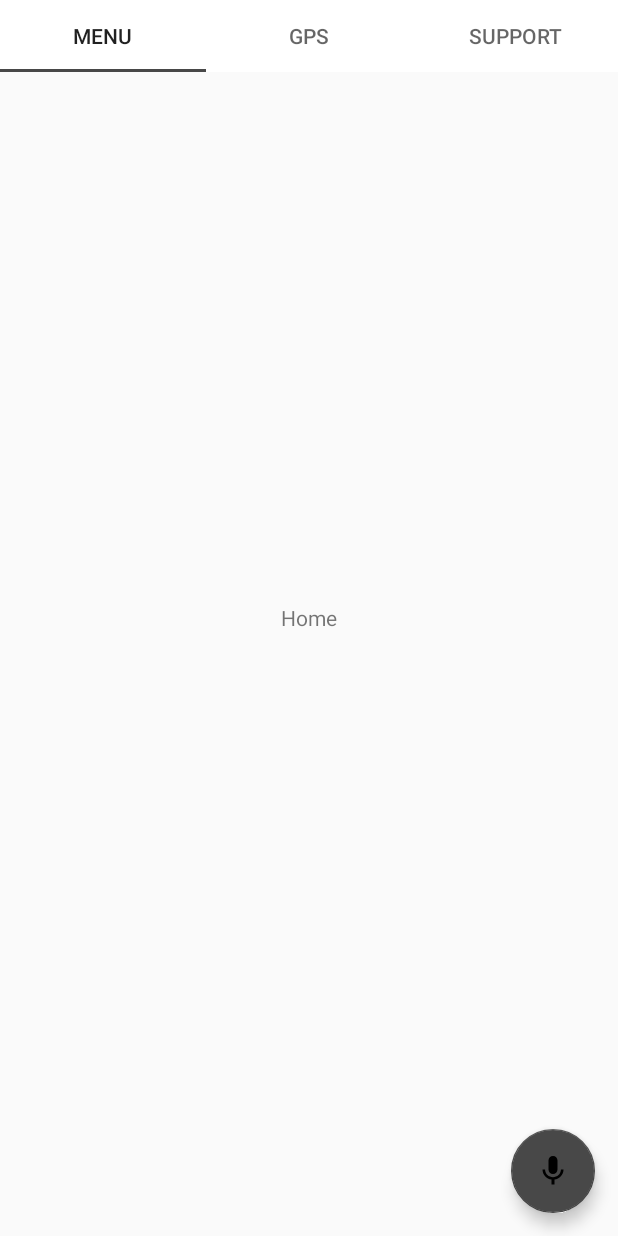
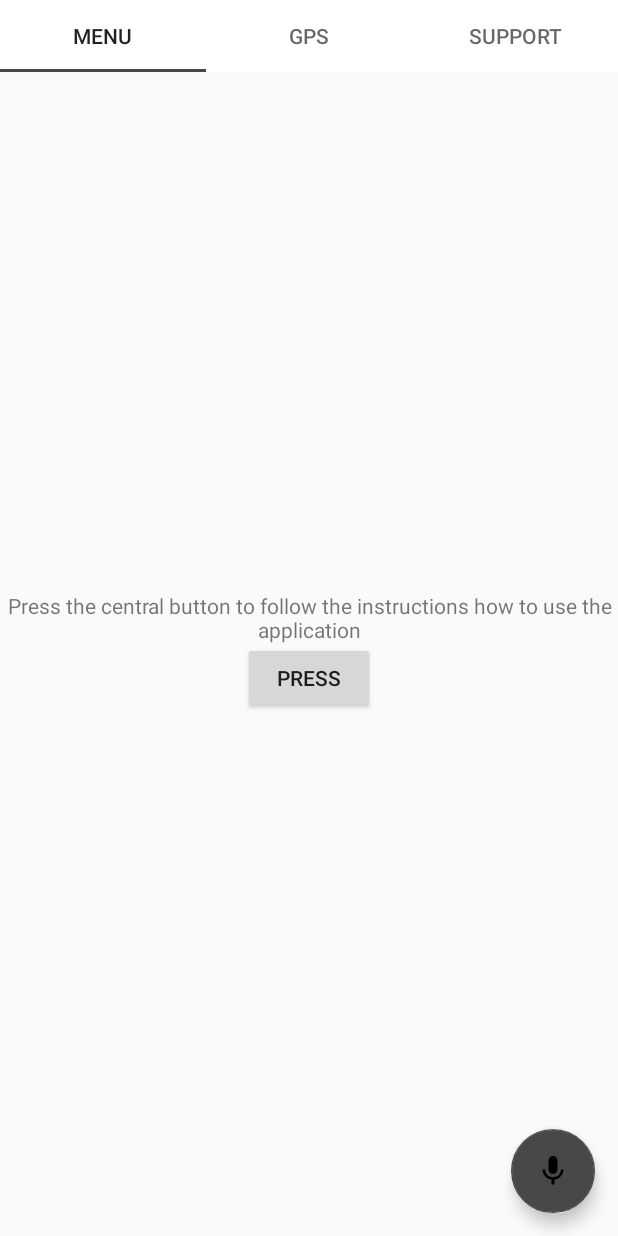
Before and after one commit to LinkOort/nilles-project, an Android app: the MainActivity screen opened directly, with no data from a screen before it, on a phone screen of 412 x 824 dp. Run offline under Robolectric (Android 15) with nearby library versions, the phone set to English and light mode, and no system bars; 1 statement that could not run was skipped.

Commit message:
some files was changed

```diff
--- a/app/src/main/java/br/com/nilles/HomeAct.java
+++ b/app/src/main/java/br/com/nilles/HomeAct.java
@@ -10,8 +10,10 @@ import android.widget.Button;;
 public class HomeAct extends Fragment {
 
 
+
     public View onCreateView(LayoutInflater inflater, ViewGroup container, Bundle savedInstanceState) {
         // O layout vai ser inflado a partir daqui
         return inflater.inflate(R.layout.home_frag, container, false);
     }
+
 }
--- a/app/src/main/res/layout/home_frag.xml
+++ b/app/src/main/res/layout/home_frag.xml
@@ -11,6 +11,21 @@
         android:layout_width="match_parent"
         android:layout_height="match_parent"
         android:gravity="center"
-        android:text="Home"/>
+        android:text="Press the central button to follow the instructions how to use the application"/>
+
+    <LinearLayout
+        android:layout_width="match_parent"
+        android:layout_height="match_parent"
+        android:orientation="vertical"
+        android:gravity="center">
+    <Button
+        android:id="@+id/centralBtn"
+        android:layout_width="wrap_content"
+        android:layout_height="wrap_content"
+        android:text="Press"
+        android:layout_marginTop="80dp"
+        />
+    </LinearLayout>
+
 
 </FrameLayout>
```
Also changed, not shown: app/src/main/java/br/com/nilles/MainActivity.java (+23 -3 lines), 1 other file.
